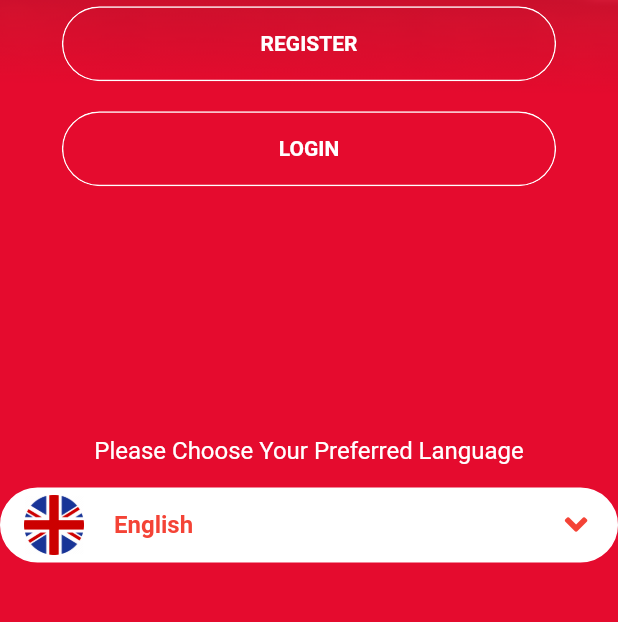
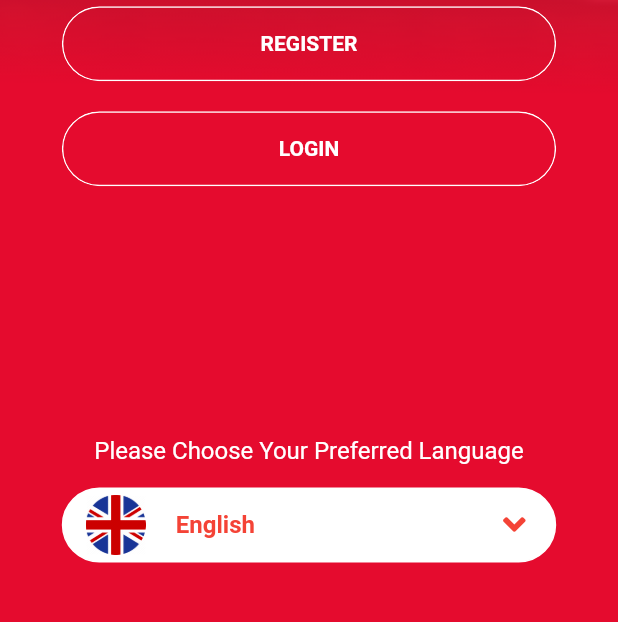
Before and after one commit to routmartin/restaurant.point, a Flutter app: the screen it shows after launch, on a phone screen of 412 x 824 dp, the part 550-1172 px from its top. Run offline on Flutter 3.47's test engine with Material 2 defaults, Android fonts, the phone set to English and light mode, and no system bars; our stand-ins replace flutter_svg, font_awesome_flutter, shared_preferences, splashscreen; missing offline and left inert: direct_select, slide_popup_dialog, vertical_tabs.

Commit message:
Update Responsive button change language

```diff
--- a/lib/screens/login/components/chooseLanguage.dart
+++ b/lib/screens/login/components/chooseLanguage.dart
@@ -26,7 +26,7 @@ class _ChooseLanguageState extends State<ChooseLanguage> {
           backgroundColor: Colors.transparent,
           builder: (builder) {
             return Container(
-              height: size.height * 0.2,
+              height: size.height * 0.20,
               // margin: EdgeInsets.all(
               //     (MediaQuery.of(context).size.width - size.width * 0.4) / 2),
               margin: screeOrientation == Orientation.landscape
@@ -173,9 +173,7 @@ class _ChooseLanguageState extends State<ChooseLanguage> {
             ),
             Container(
               padding: EdgeInsets.fromLTRB(15, 0, 15, 0),
-              width: screeOrientation == Orientation.landscape
-                  ? size.width * 0.4
-                  : size.width,
+              width: buttonWidth,
               height: 50.0,
               decoration: BoxDecoration(
                   border: Border.all(width: 1.0, color: Colors.white),
--- a/lib/screens/order/components/event_button.dart
+++ b/lib/screens/order/components/event_button.dart
@@ -10,6 +10,7 @@ class Button extends StatelessWidget {
   Widget build(BuildContext context) {
     var size = MediaQuery.of(context).size;
     var screeOrientation = MediaQuery.of(context).orientation;
+    var lanscape = Orientation.landscape;
     return ClipRRect(
       borderRadius: BorderRadius.circular(20.0),
       child: Material(
@@ -23,7 +24,7 @@ class Button extends StatelessWidget {
               vertical: 10,
               horizontal: 14,
             ),
-            width: 120,
+            width: screeOrientation == lanscape ? 120 : size.width * 0.22,
             height: screeOrientation == Orientation.landscape
                 ? size.height * 0.06
                 : size.height * 0.045,
--- a/lib/screens/order/popDialog/orderSummery.dart
+++ b/lib/screens/order/popDialog/orderSummery.dart
@@ -30,7 +30,7 @@ void orderSummary({context, size}) {
                 ),
                 height: screeOrientation == Orientation.landscape
                     ? size.height * 0.8
-                    : size.height * 0.58,
+                    : size.height * 0.65,
                 width: screeOrientation == Orientation.landscape
                     ? size.width * 0.4
                     : double.infinity,
```
